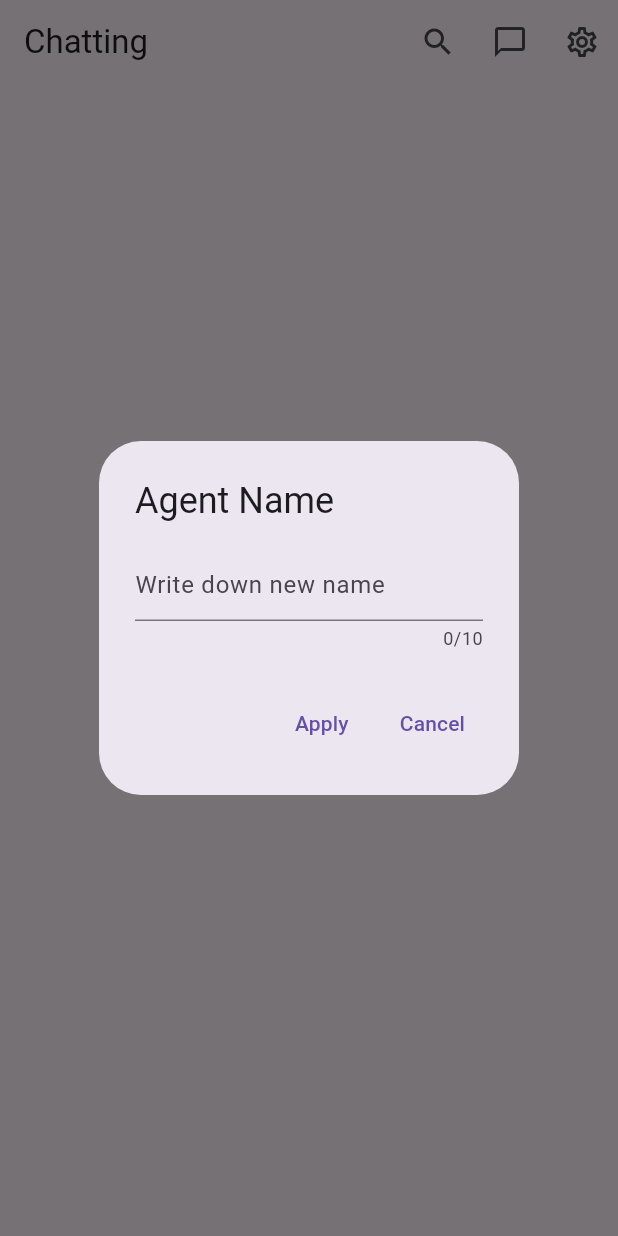
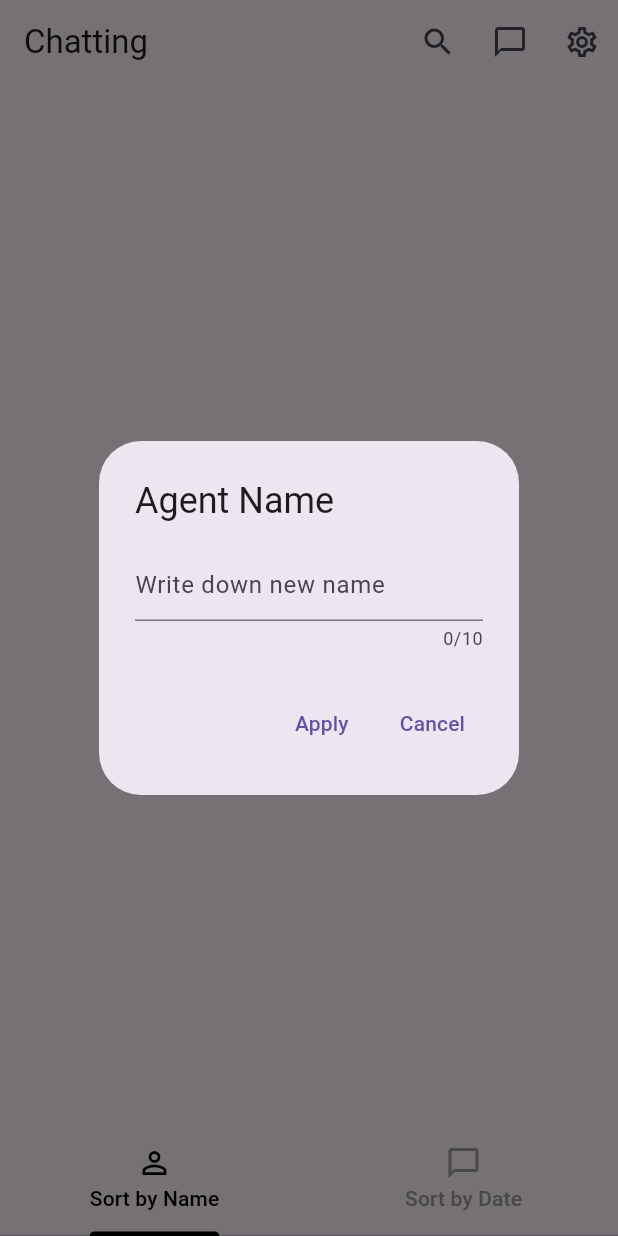
Before and after one commit to GWB21/chat_with_llama3_mvvm_ver, a Flutter app: the screen it shows after launch, after a tap on the "chat bubble outline" icon, on a phone screen of 412 x 824 dp. Run offline on Flutter 3.47's test engine with Material 3 defaults, Android fonts, the phone set to English and light mode, and no system bars.

Commit message:
2024.11.29 00:54

```diff
--- a/lib/chat/View/Dialog/add_new_chat_dialog.dart
+++ b/lib/chat/View/Dialog/add_new_chat_dialog.dart
@@ -4,9 +4,8 @@ import '../Screen/ChatRoomScreen/chat_room_view.dart';
 import 'package:provider/provider.dart';
 
 class AddNewChatDialog extends StatefulWidget {
-  final ChatListViewModel chatList;
 
-  const AddNewChatDialog({super.key, required this.chatList});
+  const AddNewChatDialog({super.key});
 
   @override
   State<AddNewChatDialog> createState() => _AddNewChatDialogState();
@@ -18,6 +17,7 @@ class _AddNewChatDialogState extends State<AddNewChatDialog> {
 
   @override
   Widget build(BuildContext context) {
+    final chatListViewModel = Provider.of<ChatListViewModel>(context, listen: false);
     return AlertDialog(
       title: const Text('Agent Name'),
       content: Form(
@@ -45,8 +45,8 @@ class _AddNewChatDialogState extends State<AddNewChatDialog> {
           onPressed: () {
             if (_formKey.currentState!.validate()) {
               final agentName = _controller.text.trim();
-              final newChatRoomId = widget.chatList.addNewChat(agentName);
-              final newChatRoom = widget.chatList.getChatRoomViewModel(newChatRoomId); // ID를 사용해 Provider에서 새로 생성된 ChatRoomViewModel 가져오기
+              final newChatRoomId = chatListViewModel.addNewChat(agentName);
+              final newChatRoom = chatListViewModel.getChatRoomViewModel(newChatRoomId); // ID를 사용해 Provider에서 새로 생성된 ChatRoomViewModel 가져오기
               Navigator.of(context).pop(); // 다이얼로그 닫기
               // 새 채팅방으로 이동
               Navigator.push(
@@ -54,7 +54,7 @@ class _AddNewChatDialogState extends State<AddNewChatDialog> {
                 MaterialPageRoute(
                   builder: (context) => ChangeNotifierProvider.value(
                     value: newChatRoom,
-                    child: ChatRoomView(chatRoomViewModel: newChatRoom),
+                    child: const ChatRoomView(),
                   ),
                 ),
               );
--- a/lib/chat/View/Dialog/message_dialog.dart
+++ b/lib/chat/View/Dialog/message_dialog.dart
@@ -1,18 +1,18 @@
 import 'package:flutter/material.dart';
 import 'package:chat_with_llama3_mvc_pattern/chat/ViewModel/chat_room_view_model.dart';
+import 'package:provider/provider.dart';
 
 class MessageDialog extends StatelessWidget {
   final String msgId; // 메시지 ID를 전달받음
-  final ChatRoomViewModel chatRoomViewModel;
 
   const MessageDialog({
     super.key,
-    required this.msgId,
-    required this.chatRoomViewModel,
+    required this.msgId
   });
 
   @override
   Widget build(BuildContext context) {
+    final chatRoomViewModel = Provider.of<ChatRoomViewModel>(context, listen:false);
     return SimpleDialog(
       children: [
         ListTile(
--- a/lib/chat/View/Screen/ChatListScreen/chat_list_app_bar.dart
+++ b/lib/chat/View/Screen/ChatListScreen/chat_list_app_bar.dart
@@ -1,14 +1,14 @@
 import 'package:flutter/material.dart';
 import '../../../ViewModel/chat_list_view_model.dart';
 import '../../Dialog/add_new_chat_dialog.dart';
+import 'package:provider/provider.dart';
 
 class ChatListAppBar extends StatelessWidget implements PreferredSizeWidget {
-  final ChatListViewModel chatListViewModel;
-
-  const ChatListAppBar({super.key, required this.chatListViewModel});
+  const ChatListAppBar({super.key});
 
   @override
   Widget build(BuildContext context) {
+
     return AppBar(
       title: const Text("Chatting"),
       actions: [
@@ -24,7 +24,7 @@ class ChatListAppBar extends StatelessWidget implements PreferredSizeWidget {
             showDialog(
               barrierDismissible: false,
               context: context,
-              builder: (context) => AddNewChatDialog(chatList: chatListViewModel),
+              builder: (context) => AddNewChatDialog(),
             );
           },
         ),
--- a/lib/chat/View/Screen/ChatListScreen/chat_list_screen_view.dart
+++ b/lib/chat/View/Screen/ChatListScreen/chat_list_screen_view.dart
@@ -1,33 +1,32 @@
 import 'package:chat_with_llama3_mvc_pattern/chat/View/Screen/ChatListScreen/chat_list_body_tile.dart';
+import 'package:chat_with_llama3_mvc_pattern/chat/View/Screen/ChatListScreen/chat_list_tap_bar.dart';
 import 'package:flutter/material.dart';
 import 'package:provider/provider.dart';
 import '../../../ViewModel/chat_list_view_model.dart';
 import 'chat_list_app_bar.dart';
 
 class ChatListScreenView extends StatelessWidget {
-  final ChatListViewModel chatListViewModel;
 
-  const ChatListScreenView({super.key, required this.chatListViewModel});
-
+  const ChatListScreenView({super.key});
   @override
   Widget build(BuildContext context) {
     return Scaffold(
-      appBar: PreferredSize(
-        preferredSize: const Size.fromHeight(kToolbarHeight),
-        child: ChatListAppBar(chatListViewModel: chatListViewModel),
+      appBar: const PreferredSize(
+        preferredSize: Size.fromHeight(kToolbarHeight),
+        child: ChatListAppBar(),
       ),
       body: Consumer<ChatListViewModel>(
         builder: (context, chatListViewModel, child) {
           return ListView.builder(
             itemCount: chatListViewModel.chatRoomViewModels.length,
             itemBuilder: (context, index) {
-              // ID를 통해 ChatRoomViewModel 가져오기
               final chatRoomId = chatListViewModel.chatRoomViewModels[index].chatRoom.id;
-              return ChatListBodyTile(chatRoomId: chatRoomId,);
+              return ChatListBodyTile(chatRoomId: chatRoomId);
             },
           );
         },
       ),
+      bottomNavigationBar: const ChatListTabBar(),
     );
   }
 }
--- a/lib/chat/View/Screen/ChatListScreen/chat_list_tap_bar.dart
+++ b/lib/chat/View/Screen/ChatListScreen/chat_list_tap_bar.dart
@@ -0,0 +1,60 @@
+import 'package:flutter/material.dart';
+import 'package:provider/provider.dart';
+import '../../../ViewModel/chat_list_view_model.dart';
+
+class ChatListTabBar extends StatefulWidget {
+  const ChatListTabBar({super.key});
+
+  @override
+  State<ChatListTabBar> createState() => _ChatListTabBarState();
+}
+
+class _ChatListTabBarState extends State<ChatListTabBar> with SingleTickerProviderStateMixin {
+  late TabController _tabController;
+  int _lastPressedIndex = -1;  // 마지막으로 누른 탭의 인덱스를 저장
+
+  @override
+  void initState() {
+    super.initState();
+    _tabController = TabController(length: 2, vsync: this);
+  }
+
+  @override
+  void dispose() {
+    _tabController.dispose();
+    super.dispose();
+  }
+
+  @override
+  Widget build(BuildContext context) {
+    final chatListViewModel = Provider.of<ChatListViewModel>(context, listen: false);
+
+    return TabBar(
+      controller: _tabController,
+      onTap: (index) {
+        // 같은 탭을 눌렀을 때도 정렬 실행
+        if (index == 0) {
+          chatListViewModel.sortByName();
+        } else {
+          chatListViewModel.sortByDate();
+        }
+        setState(() {
+          _lastPressedIndex = index;
+        });
+      },
+      tabs: const [
+        Tab(
+          icon: Icon(Icons.person_outline),
+          text: 'Sort by Name',
+        ),
+        Tab(
+          icon: Icon(Icons.chat_bubble_outline),
+          text: 'Sort by Date',
+        ),
+      ],
+      labelColor: Colors.black,
+      unselectedLabelColor: Colors.grey,
+      indicatorColor: Colors.black,
+    );
+  }
+}
--- a/lib/chat/ViewModel/chat_list_view_model.dart
+++ b/lib/chat/ViewModel/chat_list_view_model.dart
@@ -14,7 +14,7 @@ class ChatListViewModel with ChangeNotifier {
   // 새로운 ChatRoomViewModel 추가
   String addNewChat(String agentName) {
     final chatRoom = ChatRoom(id: const Uuid().v4(), agentName: agentName);
-    final chatRoomViewModel = ChatRoomViewModel(chatRoom: chatRoom, parentViewModel: this); // 상태 변화 시 전체 리스트에 반영)
+    final chatRoomViewModel = ChatRoomViewModel(chatRoom: chatRoom, chatListViewModel: this); // 상태 변화 시 전체 리스트에 반영)
     notStickyChatList.add(chatRoomViewModel);
     notifyListeners();
     return chatRoom.id; // 생성된 채팅방 ID 반환
@@ -46,6 +46,34 @@ class ChatListViewModel with ChangeNotifier {
   ChatRoomViewModel getChatRoomViewModel(String roomId) {
     return chatRoomViewModels.singleWhere((viewModel) => viewModel.chatRoom.id == roomId);
   }
+
+  void update() {
+    notifyListeners();
+  }
+
+  void sortByDate() {
+    // sticky와 non-sticky 각각 정렬
+    stickyChatList.sort((a, b) =>
+      b.chatRoom.msgList.last.time.compareTo(a.chatRoom.msgList.last.time)); // 최신순
+
+    notStickyChatList.sort((a, b) =>
+      b.chatRoom.msgList.last.time.compareTo(a.chatRoom.msgList.last.time)); // 최신순
+
+    print("sorted by date");
+    notifyListeners();
+  }
+
+  void sortByName() {
+    // sticky와 non-sticky 각각 정렬
+    stickyChatList.sort((a, b) =>
+      a.chatRoom.agentName.compareTo(b.chatRoom.agentName));
+
+    notStickyChatList.sort((a, b) =>
+      a.chatRoom.agentName.compareTo(b.chatRoom.agentName));
+
+    print("sorted by name");
+    notifyListeners();
+  }
 }
 //message가 추가 될때마다 chatlistview한테 상태 알려줘서 리빌드?
 //비효율적입니다. await을 사용해서 채팅이 끝나면 프로바이더가 알려줘서 리빌드하면 되고
--- a/lib/chat/ViewModel/chat_room_view_model.dart
+++ b/lib/chat/ViewModel/chat_room_view_model.dart
@@ -7,17 +7,17 @@ import 'chat_list_view_model.dart';
 
 //챗 룸 뷰 모델
 class ChatRoomViewModel with ChangeNotifier {
+  final ChatListViewModel chatListViewModel;
   final ChatRoom chatRoom;
-  final ChatListViewModel parentViewModel; // 상위 ViewModel 참조
-  // 생성자를 통해 ChatRoom 인스턴스를 주입받아 초기화
-  ChatRoomViewModel({required this.chatRoom, required this.parentViewModel});
+
+  ChatRoomViewModel({required this.chatListViewModel, required this.chatRoom});
 
   // 메시지 추가
   void addMessage(String messageText, {bool isUser = true}) {
     final newMessage = Msg(msg: messageText, isUser: isUser);
     chatRoom.msgList.add(newMessage);
     notifyListeners(); // 메시지 추가 후 상태 알림
-    notifyParent();
+    chatListViewModel.update();
   }
 
   // 사용자 메시지 추가 및 응답 처리
@@ -40,7 +40,7 @@ class ChatRoomViewModel with ChangeNotifier {
   void removeMessageById(String messageId) {
     chatRoom.msgList.removeWhere((message) => message.id == messageId);
     notifyListeners(); // 메시지 삭제 후 상태 알림
-    notifyParent();
+    chatListViewModel.update();
   }
   //중간에 있는 메시지를 삭제할때는 어떻게 할까요? => 전체를 리빌드해야하나요? 아니요..
   //AnimatedList를 사용하면 전체 리빌드 필요 없습니다.
@@ -58,11 +58,6 @@ class ChatRoomViewModel with ChangeNotifier {
     return chatRoom.msgList.singleWhere((msg) => msg.id == msgId);
   }
 
-  // 상위 ViewModel에 알리는 메서드
-  void notifyParent() {
-    parentViewModel.notifyListeners();
-  }
-
   // agentName에 대한 Getter 추가
   String get agentName => chatRoom.agentName;
   int get totalMsg => chatRoom.msgList.length;
--- a/lib/main.dart
+++ b/lib/main.dart
@@ -17,9 +17,9 @@
       create: (_) => ChatListViewModel(),
       builder: (context, child) {
         final chatListViewModel = Provider.of<ChatListViewModel>(context, listen: false);
-        return MaterialApp(
+        return const MaterialApp(
           debugShowCheckedModeBanner: false,
-          home: ChatListScreenView(chatListViewModel: chatListViewModel),
+          home: ChatListScreenView(),
         );
       },
     );
```
Also changed, not shown: lib/chat/View/Dialog/stick_on_top_dialog.dart (+3 -4 lines), lib/chat/View/Screen/ChatListScreen/chat_list_body_tile.dart (+74 -31 lines), lib/chat/View/Screen/ChatRoomScreen/ChatRoomBody/chat_room_body.dart (+11 -16 lines), lib/chat/View/Screen/ChatRoomScreen/ChatRoomBody/chat_room_body_tile.dart (+4 -4 lines), lib/chat/View/Screen/ChatRoomScreen/chat_room_view.dart (+8 -5 lines), 1 other file.
